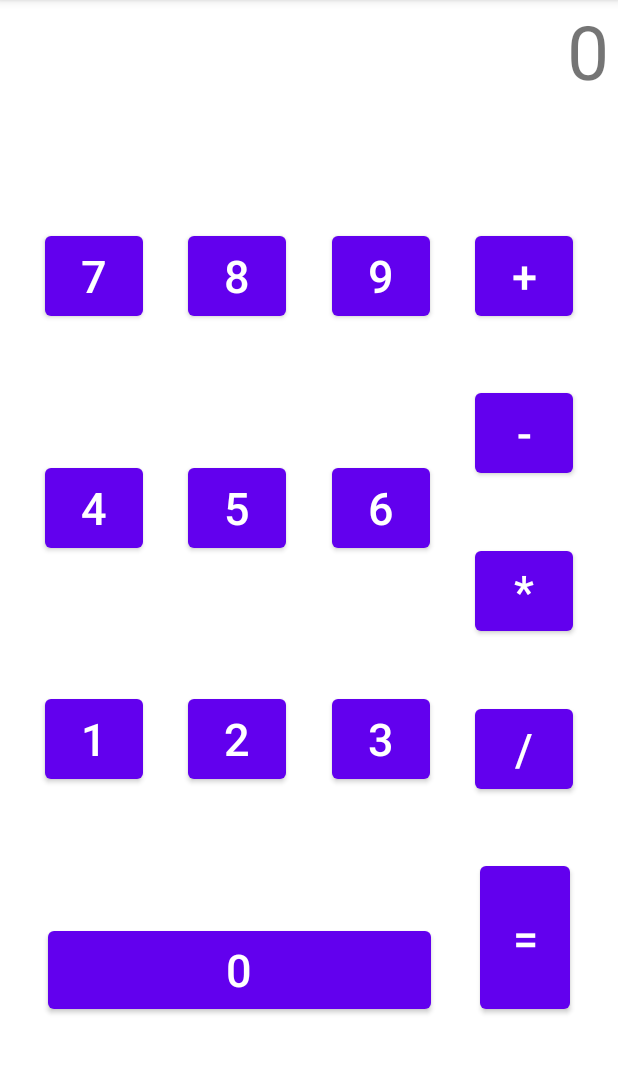
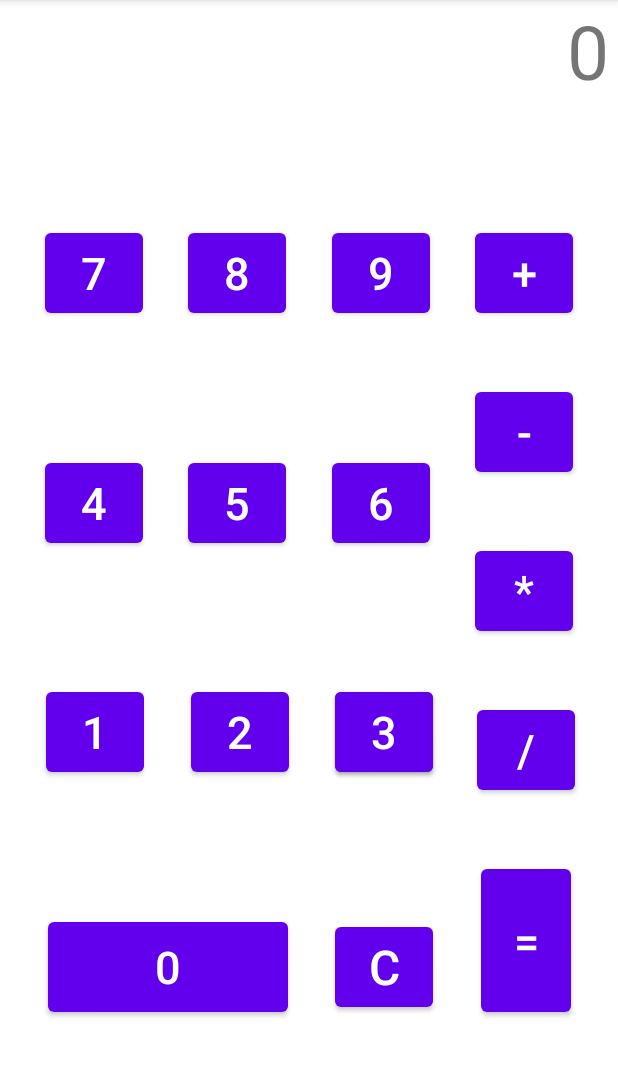
Before and after one commit to BSEF19M518/Mobile_Computing, an Android app: the screen it shows after launch (MainActivity), on a phone screen of 412 x 824 dp, the part 84-1161 px from its top. Run offline under Robolectric (Android 15) with nearby library versions, the phone set to English and light mode, and no system bars.

```diff
--- a/BSEF19M518_App2/app/src/main/res/layout/activity_main.xml
+++ b/BSEF19M518_App2/app/src/main/res/layout/activity_main.xml
@@ -8,13 +8,13 @@
 
     <Button
         android:id="@+id/button11"
-        android:layout_width="255dp"
-        android:layout_height="64dp"
+        android:layout_width="160dp"
+        android:layout_height="72dp"
         android:onClick="btnPress"
         android:text="0"
         android:textSize="30dp"
         app:layout_constraintBottom_toBottomOf="parent"
-        app:layout_constraintEnd_toStartOf="@+id/button2"
+        app:layout_constraintEnd_toStartOf="@+id/button6"
         app:layout_constraintHorizontal_bias="0.5"
         app:layout_constraintStart_toStartOf="parent"
         app:layout_constraintTop_toBottomOf="@+id/button26" />
@@ -66,9 +66,20 @@
         android:text="3"
         android:textSize="30dp"
         app:layout_constraintBottom_toTopOf="@+id/button11"
-        app:layout_constraintEnd_toStartOf="@+id/button15"
-        app:layout_constraintHorizontal_bias="0.5"
         app:layout_constraintStart_toEndOf="@+id/button26"
+        app:layout_constraintStart_toStartOf="@+id/button6"
+        app:layout_constraintTop_toBottomOf="@+id/button24" />
+
+    <Button
+        android:id="@+id/button5"
+        android:layout_width="65dp"
+        android:layout_height="65dp"
+        android:onClick="btnPress"
+        android:text="3"
+        android:textSize="30dp"
+        app:layout_constraintBottom_toTopOf="@+id/button11"
+        app:layout_constraintStart_toEndOf="@+id/button26"
+        app:layout_constraintStart_toStartOf="@+id/button27"
         app:layout_constraintTop_toBottomOf="@+id/button24" />
 
     <Button
@@ -195,7 +206,7 @@
         app:layout_constraintBottom_toBottomOf="@+id/button11"
         app:layout_constraintEnd_toEndOf="parent"
         app:layout_constraintHorizontal_bias="0.5"
-        app:layout_constraintStart_toEndOf="@+id/button11" />
+        app:layout_constraintStart_toEndOf="@+id/button6" />
 
     <TextView
         android:id="@+id/calcScreen"
@@ -207,4 +218,17 @@
         tools:layout_editor_absoluteX="2dp"
         tools:layout_editor_absoluteY="109dp" />
 
+    <Button
+        android:id="@+id/button6"
+        android:layout_width="65dp"
+        android:layout_height="65dp"
+        android:onClick="btnPress"
+        android:text="C"
+        android:textSize="32dp"
+        app:layout_constraintBottom_toBottomOf="parent"
+        app:layout_constraintEnd_toStartOf="@+id/button2"
+        app:layout_constraintHorizontal_bias="0.5"
+        app:layout_constraintStart_toEndOf="@+id/button11"
+        app:layout_constraintTop_toBottomOf="@+id/button27" />
+
 </androidx.constraintlayout.widget.ConstraintLayout>
```
Also changed, not shown: BSEF19M518_App2/app/src/main/java/com/example/bsef19m518_app2/Calculator.java (+30 -7 lines).
